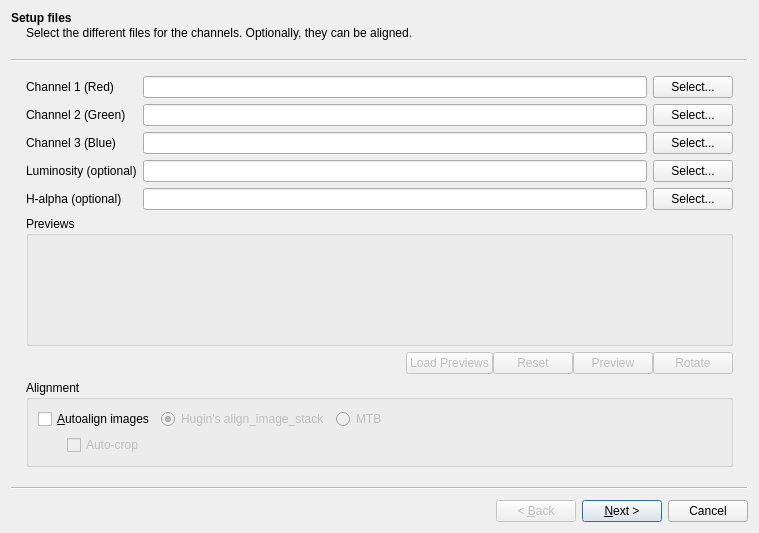
LuminanceHDR/LuminanceHDR, file src/UI/FitsImporter.ui: the form before one commit.
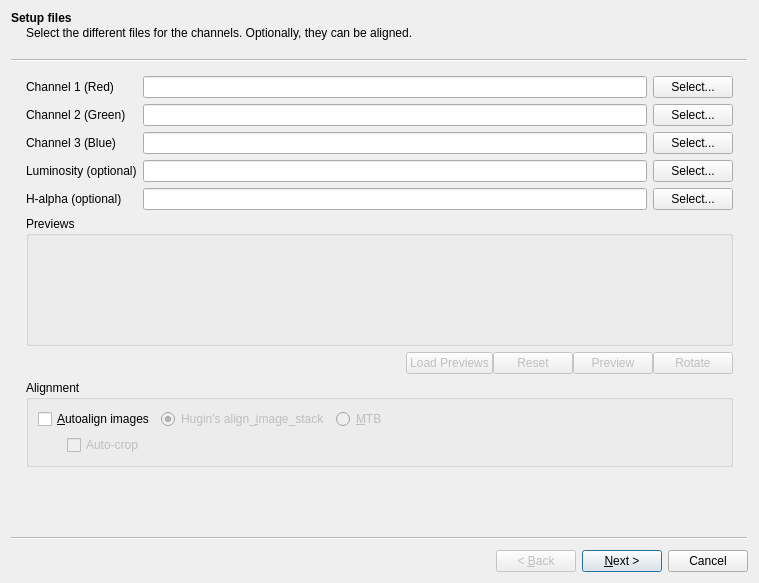
The form after the commit. Icons and pictures are not drawn. Custom widgets are drawn as their Qt base class.

What changed in the file:
```diff
--- a/src/UI/FitsImporter.ui
+++ b/src/UI/FitsImporter.ui
@@ -7,7 +7,7 @@
     <x>0</x>
     <y>0</y>
     <width>759</width>
-    <height>512</height>
+    <height>583</height>
    </rect>
   </property>
   <property name="windowTitle">
@@ -349,7 +349,7 @@
             <bool>false</bool>
            </property>
            <property name="text">
-            <string>MTB</string>
+            <string>&amp;MTB</string>
            </property>
           </widget>
          </item>
@@ -359,7 +359,7 @@
             <bool>false</bool>
            </property>
            <property name="text">
-            <string>Hugin's align_image_stack</string>
+            <string>Hugin's align_&amp;image_stack</string>
            </property>
            <property name="checked">
             <bool>true</bool>
```
Left out of the diff: 24 changed lines with no effect on the pictures.
